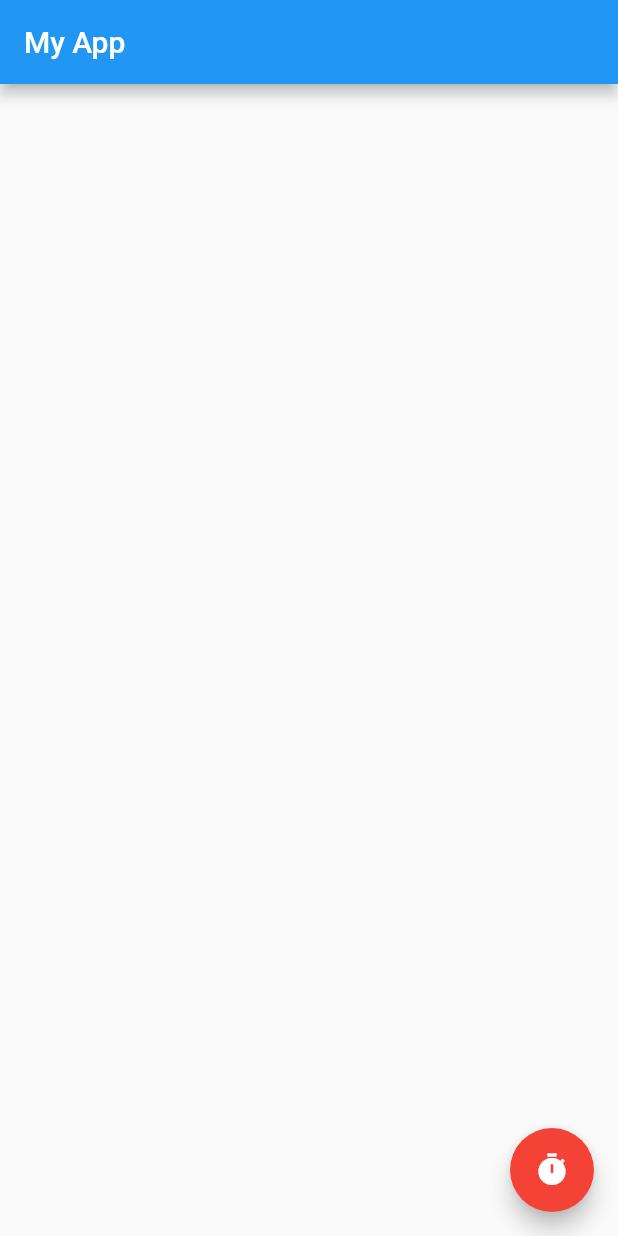
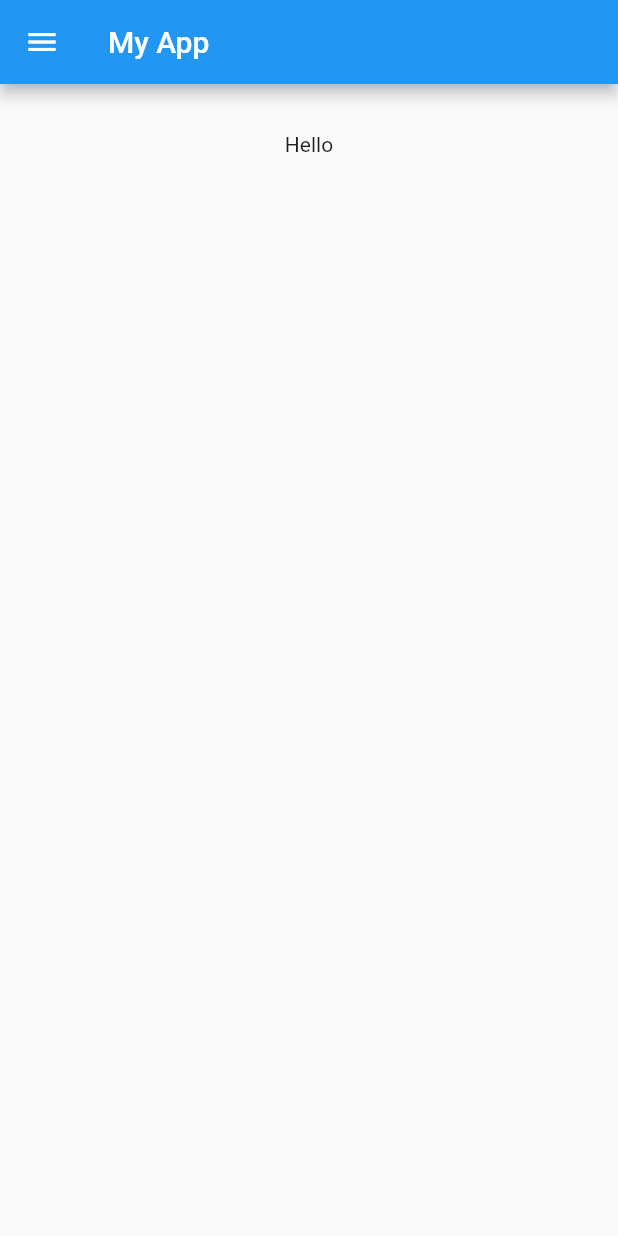
Before and after one commit to geordanex/Flutter-showcase, a Flutter app: the screen it shows after launch, on a phone screen of 412 x 824 dp. Run offline on Flutter 3.47's test engine with Material 2 defaults, Android fonts, the phone set to English and light mode, and no system bars.

Commit message:
Implementacion del Drawer

```diff
--- a/lib/main.dart
+++ b/lib/main.dart
@@ -9,27 +9,32 @@ class MyApp extends StatefulWidget {
 
 class _State extends State<MyApp> {
 
-  String _value = '';
-  void _onClick() => setState(() => _value = new DateTime.now().toString());
-
   @override
   Widget build(BuildContext context) {
     return new Scaffold(
       appBar: new AppBar(
         title: new Text('My App'),
       ),
-      floatingActionButton: new FloatingActionButton(
-        onPressed: _onClick,
-        backgroundColor: Colors.red,
-        mini: false,
-        child: new Icon(Icons.timer),
+      drawer: new Drawer(
+        child: new Container(
+          padding: new EdgeInsets.all(32.0),
+          child: new Column(
+            children: <Widget>[
+              new Text("Hello Drawer"),
+              new RaisedButton(
+                onPressed: () => Navigator.pop(context),
+                child: new Text('Close')
+              )
+            ],
+          ),
+        ),
       ),
       body: new Container(
         padding: new EdgeInsets.all(32.0),
         child: new Center(
           child: new Column(
             children: <Widget>[
-              new Text(_value)
+              new Text('Hello')
             ],
           ),
         ),
```
